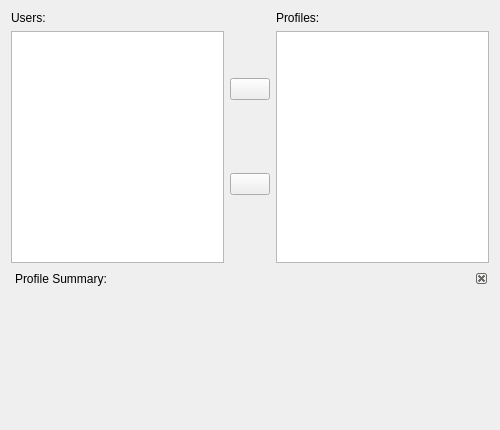
First picture: the form in src/ui/usersWidget.ui, repository andrevmatos/Librix-ThinClient, before the edit.
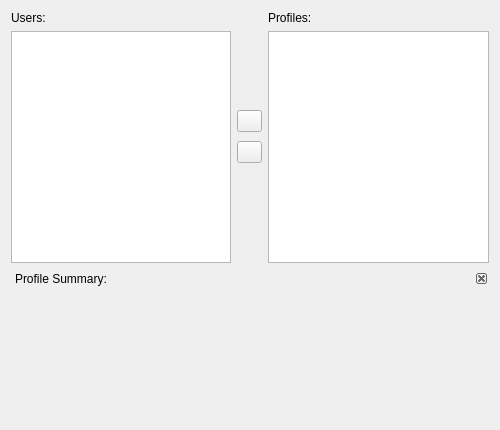
Second picture: the form after the edit. Icons and pictures are not drawn.

Diff of the .ui file:
```diff
--- a/src/ui/usersWidget.ui
+++ b/src/ui/usersWidget.ui
@@ -59,6 +59,12 @@
           <verstretch>0</verstretch>
          </sizepolicy>
         </property>
+        <property name="maximumSize">
+         <size>
+          <width>25</width>
+          <height>60</height>
+         </size>
+        </property>
         <layout class="QVBoxLayout" name="verticalLayout_2">
          <property name="margin">
           <number>0</number>
```
